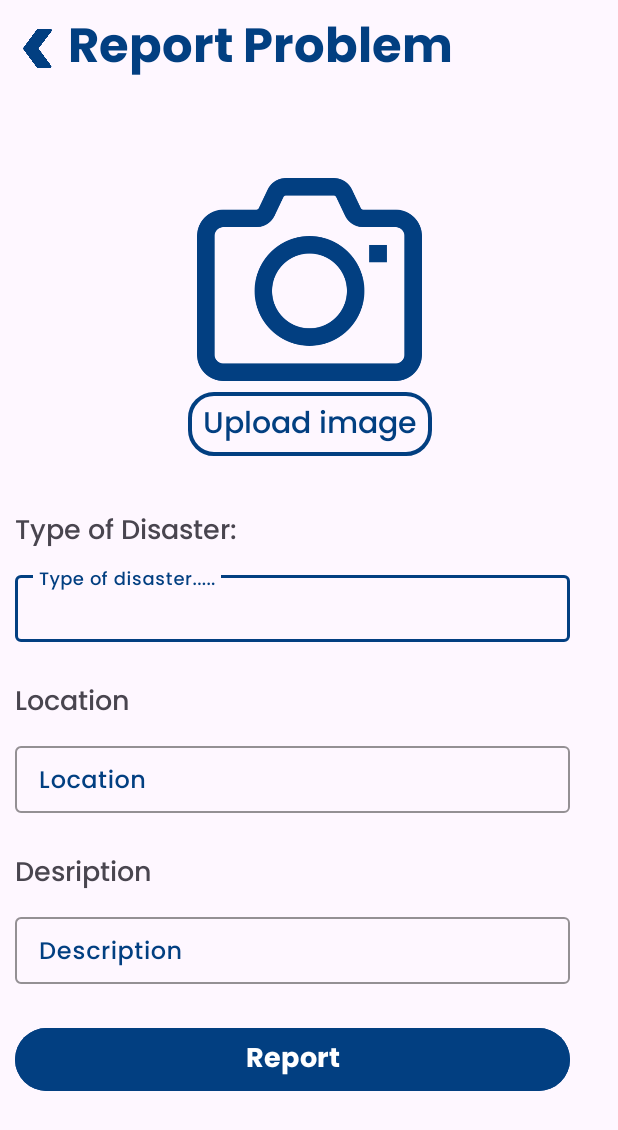
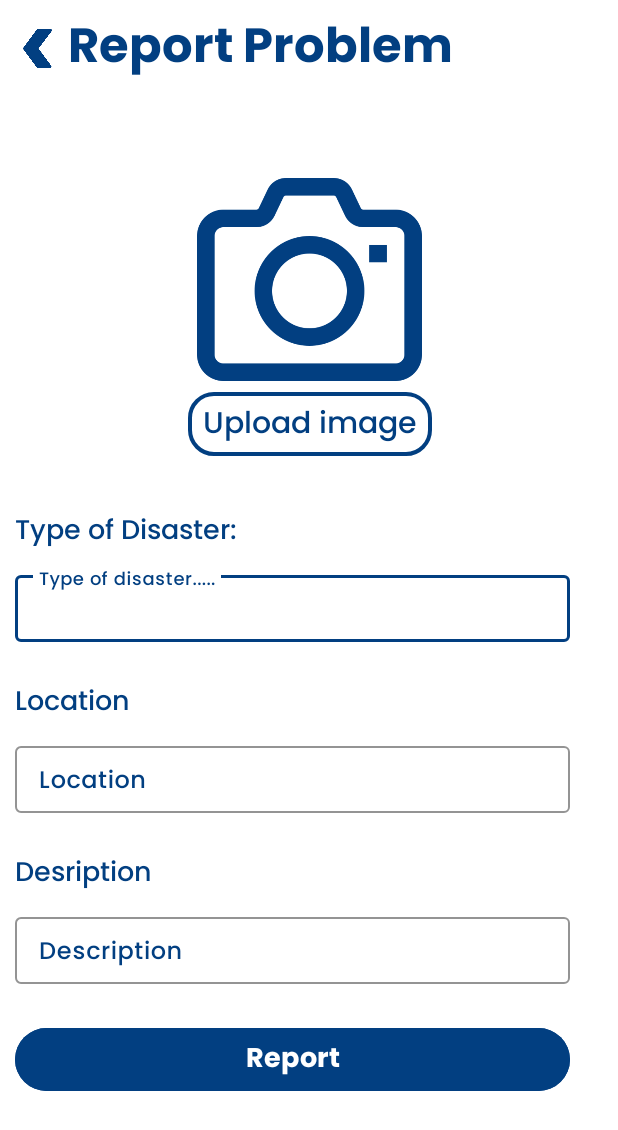
Before and after one commit to VanshPunia007/AapadaBandhu, an Android app: the screen it shows after launch once a user with an empty profile is signed in (ReportActivity), after a tap on an icon or button, on a phone screen of 412 x 824 dp. Shown: the top 1130 px of the screen. Run offline under Robolectric (Android 15) with nearby library versions, the phone set to English and light mode, and no system bars; our stand-ins replace Firebase (no records; nobody signed in at launch, a user with empty details on screens opened directly), Room's generated code, navigation-ui; pictures from the network do not load.

Commit message:
SOS working

```diff
--- a/app/src/main/java/com/priyavansh/aapadabandhu/fragments/HomeFragment.kt
+++ b/app/src/main/java/com/priyavansh/aapadabandhu/fragments/HomeFragment.kt
@@ -2,6 +2,7 @@ package com.priyavansh.aapadabandhu.fragments
 
 import android.content.Context
 import android.content.Intent
+import android.net.Uri
 import android.os.Bundle
 import androidx.fragment.app.Fragment
 import android.view.LayoutInflater
@@ -55,6 +56,13 @@ class HomeFragment : Fragment() {
         binding.ReportButton.setOnClickListener {
             startActivity(Intent(requireContext(), ReportActivity::class.java))
         }
+
+        binding.sos.setOnClickListener {
+            val intent = Intent(Intent.ACTION_DIAL)
+            intent.data = Uri.parse("tel:01124363260")  // The number you want to dial
+            startActivity(intent)
+        }
+
         return binding.root
     }
 
--- a/app/src/main/res/layout/activity_report.xml
+++ b/app/src/main/res/layout/activity_report.xml
@@ -5,6 +5,7 @@
     android:id="@+id/main"
     android:layout_width="match_parent"
     android:layout_height="match_parent"
+    android:background="@color/white"
     tools:context=".ReportActivity">
 
     <TextView
@@ -65,6 +66,7 @@
         android:layout_marginTop="35dp"
         android:fontFamily="@font/poppins_medium"
         android:text="Type of Disaster:"
+        android:textColor="@color/dark_blue"
         android:textSize="18sp"
         app:layout_constraintStart_toStartOf="@+id/back"
         app:layout_constraintTop_toBottomOf="@+id/uploadImage" />
@@ -99,6 +101,7 @@
         android:layout_marginTop="25dp"
         android:fontFamily="@font/poppins_medium"
         android:text="Location"
+        android:textColor="@color/dark_blue"
         android:textSize="18sp"
         app:layout_constraintStart_toStartOf="@+id/type"
         app:layout_constraintTop_toBottomOf="@+id/type" />
@@ -132,6 +135,7 @@
         android:layout_marginTop="25dp"
         android:fontFamily="@font/poppins_medium"
         android:text="Desription"
+        android:textColor="@color/dark_blue"
         android:textSize="18sp"
         app:layout_constraintStart_toStartOf="@+id/location"
         app:layout_constraintTop_toBottomOf="@+id/location" />
--- a/app/src/main/res/layout/fragment_home.xml
+++ b/app/src/main/res/layout/fragment_home.xml
@@ -4,6 +4,7 @@
     xmlns:tools="http://schemas.android.com/tools"
     android:layout_width="match_parent"
     android:layout_height="match_parent"
+    android:background="@color/white"
     tools:context=".fragments.HomeFragment">
 
     <androidx.cardview.widget.CardView
@@ -53,6 +54,7 @@
         android:layout_width="match_parent"
         android:layout_height="wrap_content"
         app:layout_constraintEnd_toEndOf="parent"
+        app:layout_constraintHorizontal_bias="0.0"
         app:layout_constraintStart_toStartOf="parent"
         app:layout_constraintTop_toBottomOf="@+id/cardView">
 
--- a/app/src/main/res/layout/fragment_profile.xml
+++ b/app/src/main/res/layout/fragment_profile.xml
@@ -4,6 +4,7 @@
     xmlns:tools="http://schemas.android.com/tools"
     android:layout_width="match_parent"
     android:layout_height="match_parent"
+    android:background="@color/white"
     tools:context=".fragments.ProfileFragment">
     <androidx.cardview.widget.CardView
         android:id="@+id/cardView"
```
